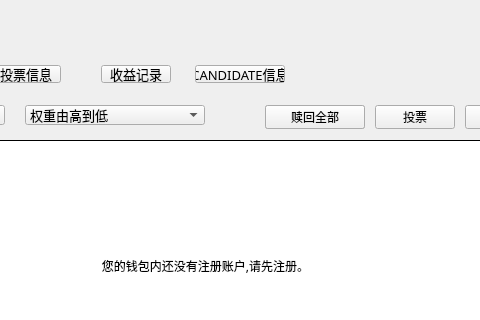
The window that XWCWallet/miner/minerpage.ui (Whitecoin-Owner/Whitecoin-qt) describes before a commit, drawn with Qt 5; both pictures show x 175 to 655 and y 0 to 320 of the 770 by 510 pixel window.
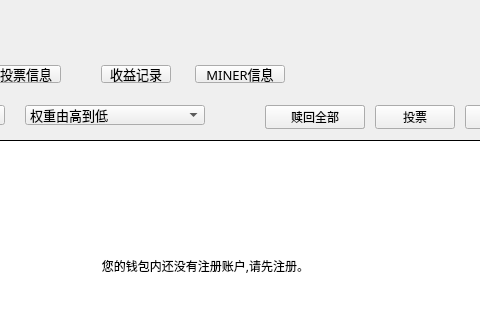
The same window after the commit.

Patch:
```diff
--- a/XWCWallet/miner/minerpage.ui
+++ b/XWCWallet/miner/minerpage.ui
@@ -804,7 +804,7 @@
     <string notr="true"/>
    </property>
    <property name="text">
-    <string>CANDIDATE信息</string>
+    <string>MINER信息</string>
    </property>
   </widget>
   <widget class="QComboBox" name="sortTypeComboBox">
```
Left out of the diff: 6 changed lines with no effect on the pictures.
